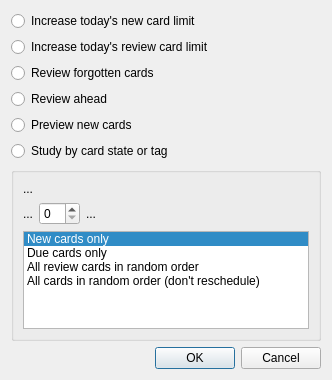
Old version of the form designer/customstudy.ui in the repository lovac42/anki.
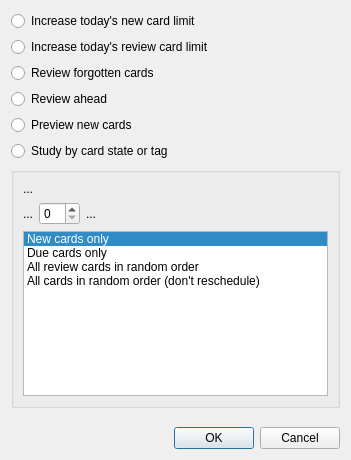
New version of the form.

Commit message: Numbered custom study buttons

```diff
--- a/designer/customstudy.ui
+++ b/designer/customstudy.ui
@@ -6,8 +6,8 @@
    <rect>
     <x>0</x>
     <y>0</y>
-    <width>332</width>
-    <height>380</height>
+    <width>351</width>
+    <height>460</height>
    </rect>
   </property>
   <property name="windowTitle">
```
Left out of the diff: 33 changed lines with no effect on the pictures. The commit also changes 1 other file.
